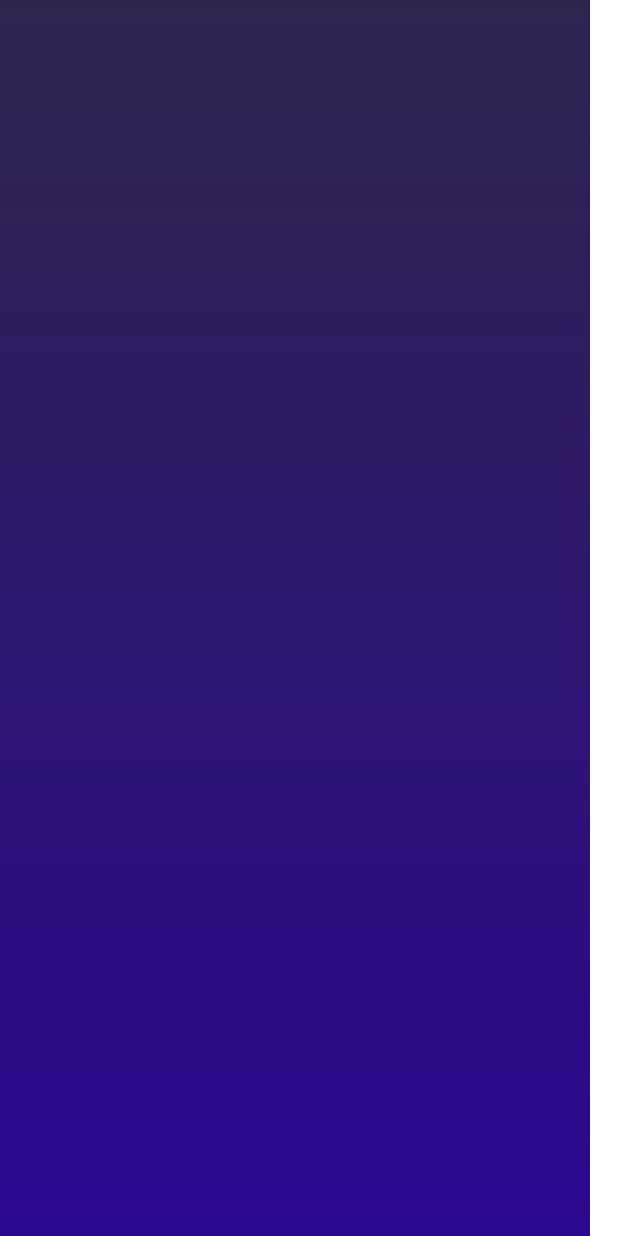
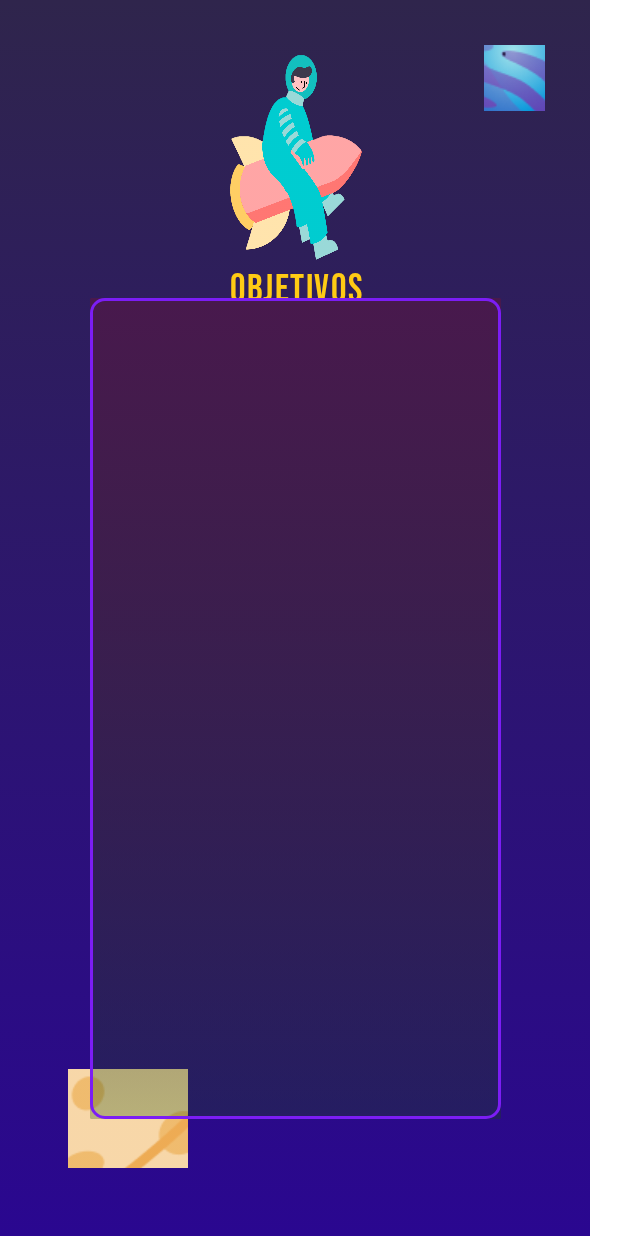
Before and after one commit to agustrodmar/dint-proyecto1-PortfolioMovil, an Android app built with Jetpack Compose: the @Preview function AboutMe, on a phone screen of 412 x 824 dp. Run offline under Robolectric (Android 15) with nearby library versions, the phone set to English and light mode, and no system bars.

Commit message:
He trabajado sobre la segunda pantalla. He añadido el cajón del texto, sobre el que todavía estoy trabajando. Debo disminuir el tamaño del muñeco, así como el de saturno, tengo además que trabajar la navegación horizontal con las otras pantallas de Abouut me. Además he creado la pantalla de  Teconologías que uso.

```diff
--- a/app/src/main/java/com/arodmar432p/portfoliomovil/MainActivity.kt
+++ b/app/src/main/java/com/arodmar432p/portfoliomovil/MainActivity.kt
@@ -1,8 +1,11 @@
+@file:Suppress("SpellCheckingInspection")
+
 package com.arodmar432p.portfoliomovil
 
 import android.os.Bundle
 import androidx.activity.ComponentActivity
 import androidx.activity.compose.setContent
+import androidx.compose.foundation.BorderStroke
 import androidx.compose.foundation.Image
 import androidx.compose.foundation.layout.fillMaxSize
 import androidx.compose.material3.MaterialTheme
@@ -13,15 +16,21 @@ import androidx.compose.ui.Modifier
 import androidx.compose.ui.tooling.preview.Preview
 import com.arodmar432p.portfoliomovil.ui.theme.PortfolioMovilTheme
 import androidx.compose.foundation.background
+import androidx.compose.foundation.border
+import androidx.compose.foundation.layout.Arrangement
 import androidx.compose.foundation.layout.Box
+import androidx.compose.foundation.layout.Column
 import androidx.compose.foundation.layout.height
 import androidx.compose.foundation.layout.offset
 import androidx.compose.foundation.layout.padding
 import androidx.compose.foundation.layout.width
+import androidx.compose.foundation.shape.RoundedCornerShape
+import androidx.compose.runtime.ComposableTargetMarker
 import androidx.compose.runtime.remember
 import androidx.compose.ui.Alignment
 import androidx.compose.ui.graphics.Brush
 import androidx.compose.ui.graphics.Color
+import androidx.compose.ui.layout.ContentScale
 import androidx.compose.ui.platform.LocalConfiguration
 import androidx.compose.ui.res.painterResource
 import androidx.compose.ui.text.TextStyle
@@ -31,7 +40,6 @@ import androidx.compose.ui.text.font.FontWeight
 import androidx.compose.ui.text.style.TextAlign
 import androidx.compose.ui.unit.dp
 import androidx.compose.ui.unit.sp
-import kotlin.random.Random
 
 class MainActivity : ComponentActivity() {
     override fun onCreate(savedInstanceState: Bundle?) {
@@ -110,7 +118,7 @@ fun PantallaPrincipal() {
             ) {
                 Image(
                     painter = painterResource(id = R.drawable.star),
-                    contentDescription = "image description",
+                    contentDescription = "small white stars",
                     modifier = Modifier
                         .width(22.dp)
                         .height(10.22593.dp)
@@ -122,7 +130,7 @@ fun PantallaPrincipal() {
 
 @Preview(showBackground = true)
 @Composable
-fun AboutMe(){
+fun AboutMe() {
     Box(
         modifier = Modifier
             .width(393.dp)
@@ -135,7 +143,94 @@ fun AboutMe(){
                 )
             )
     ) {
+        Image(
+            painter = painterResource(id = R.drawable.planeta1),
+            contentDescription = "image description",
+            contentScale = ContentScale.None,
+            modifier = Modifier
+                .align(Alignment.TopEnd)
+                .padding(30.dp)
+                .width(40.99996.dp)
+                .height(44.23907.dp)
+        )
 
+        Column(
+            modifier = Modifier.align(Alignment.TopCenter),
+            horizontalAlignment = Alignment.CenterHorizontally
+        ) {
+            Image(
+                painter = painterResource(id = R.drawable.objetivos),
+                contentDescription = "image description",
+                modifier = Modifier
+                    .padding(top = 30.dp)
+                    .width(119.dp)
+                    .height(147.dp)
+            )
+
+            Text(
+                text = "OBJETIVOS",
+                style = TextStyle(
+                    fontSize = 25.76.sp,
+                    lineHeight = 18.89.sp,
+                    fontFamily = FontFamily(Font(R.font.bebasneue)),
+                    fontWeight = FontWeight(400),
+                    color = Color(0xFFFFCB14),
+                    textAlign = TextAlign.Center,
+                    letterSpacing = 1.07.sp,
+                ),
+                modifier = Modifier
+                    .width(133.14343.dp)
+                    .height(39.dp)
+            )
+        }
+
+        Box(
+            modifier = Modifier
+                .align(Alignment.BottomStart)
+                .padding(45.dp)
+                .width(80.dp)
+                .height(65.89185.dp)
+        ) {
+            Image(
+                painter = painterResource(id = R.drawable.planeta2),
+                contentDescription = "Saturn picture",
+                contentScale = ContentScale.None
+            )
+        }
+
+        // El box de la caja con el texto
+        Box(
+            modifier = Modifier
+                .align(Alignment.Center)
+                .padding(top = 120.dp)
+                .width(274.dp)
+                .height(547.dp)
+                .background(
+                    brush = Brush.verticalGradient(
+                        colors = listOf(Color(0xFF48194D), Color(0xFF48174D00)),
+                        startY = 0.0f,
+                        endY = Float.POSITIVE_INFINITY
+                    ),
+                    shape = RoundedCornerShape(1.dp) // Ajustar este valor para cambiar la redondez de las esquinas
+                )
+                .border(
+                    width = 2.dp,
+                    color = Color(0xFF7C1DF5),
+                    shape = RoundedCornerShape(10.dp) // la forma del borde me debe coincidir con la forma del fondo
+                )
+        ) {
+            Column(
+                verticalArrangement = Arrangement.spacedBy(0.dp, Alignment.CenterVertically),
+                horizontalAlignment = Alignment.CenterHorizontally,
+                modifier = Modifier.fillMaxSize()
+            ) {
+            }
+        }
     }
+}
+
+@Preview(showBackground = true)
+@Composable
+fun Technologies(){
 
 }
```
Also changed, not shown: app/src/main/res/drawable/planeta1.png (added), app/src/main/res/drawable/planeta2.png (added).
